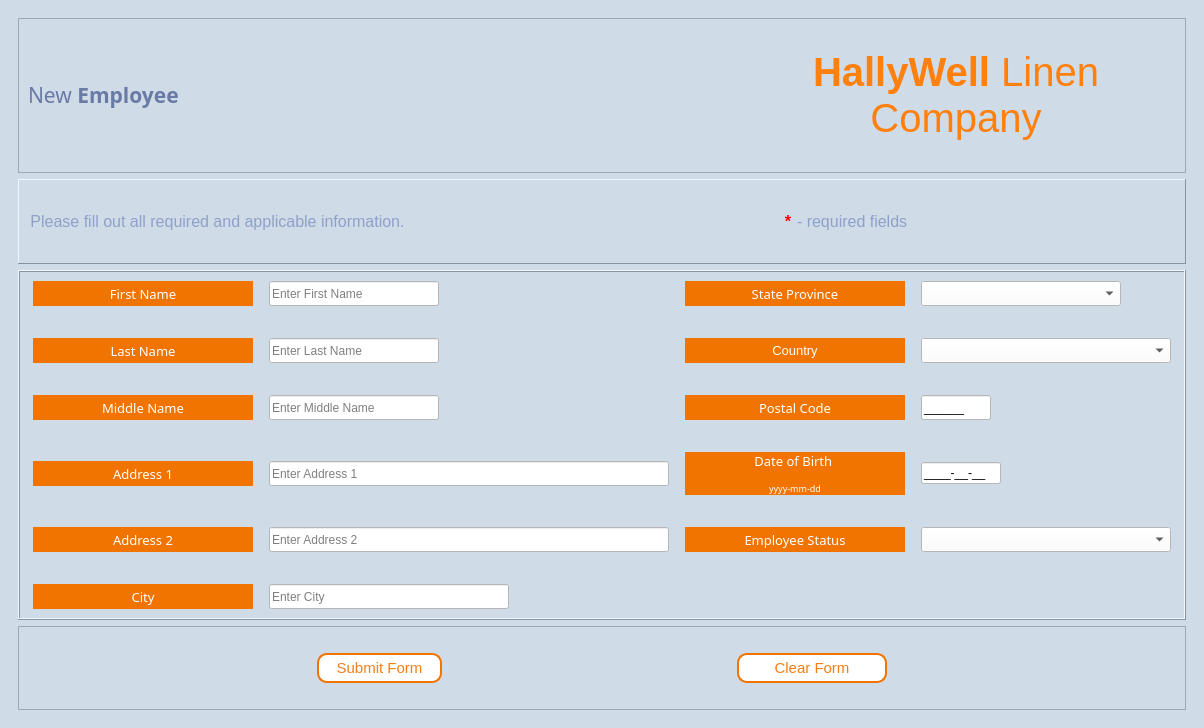
Qt form Hallywell CRMS v1/UI Files/NewEmployeeForm.ui (apduong/CIS-3365) before a commit.
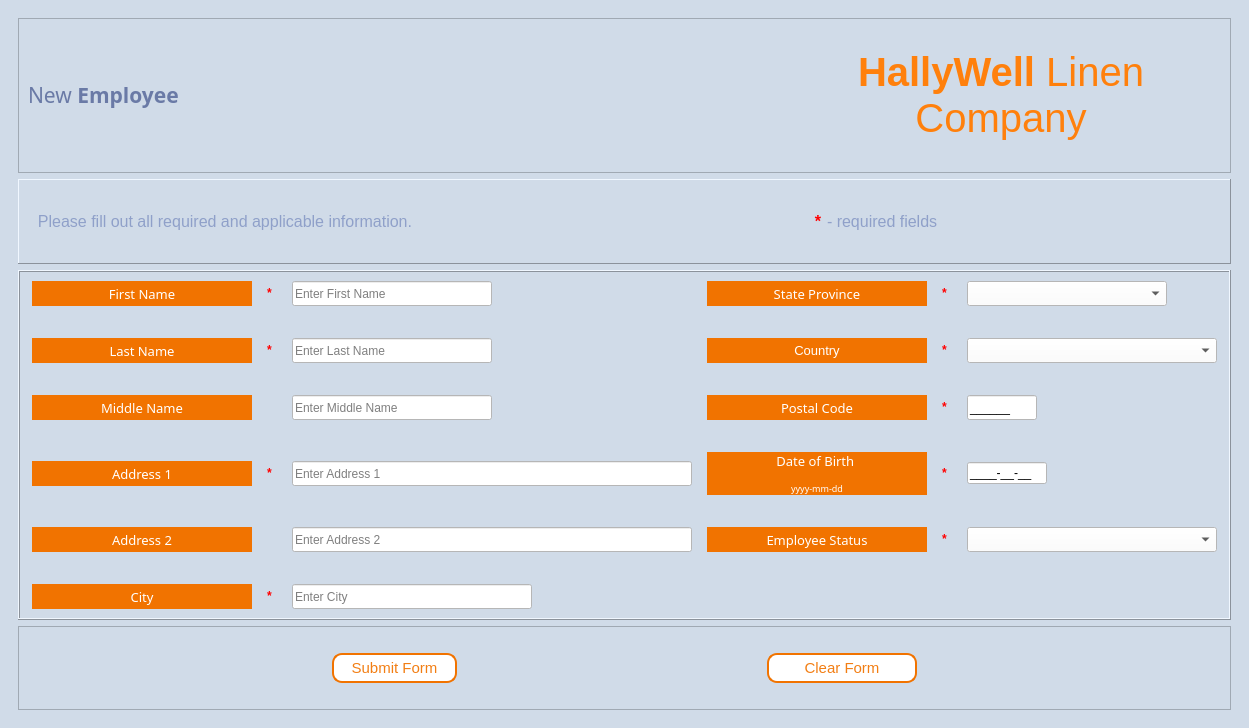
The same form after that commit. Icons and pictures are not drawn.

The edit to the form file:
```diff
--- a/Hallywell CRMS v1/UI Files/NewEmployeeForm.ui
+++ b/Hallywell CRMS v1/UI Files/NewEmployeeForm.ui
@@ -6,7 +6,7 @@
    <rect>
     <x>0</x>
     <y>0</y>
-    <width>1204</width>
+    <width>1249</width>
     <height>728</height>
    </rect>
   </property>
@@ -39,7 +39,7 @@
         <rect>
          <x>0</x>
          <y>0</y>
-         <width>1182</width>
+         <width>1227</width>
          <height>706</height>
         </rect>
        </property>
@@ -217,7 +217,124 @@
            <property name="verticalSpacing">
             <number>32</number>
            </property>
-           <item row="1" column="3">
+           <item row="0" column="3">
+            <widget class="QLabel" name="label_14">
+             <property name="minimumSize">
+              <size>
+               <width>220</width>
+               <height>25</height>
+              </size>
+             </property>
+             <property name="maximumSize">
+              <size>
+               <width>220</width>
+               <height>25</height>
+              </size>
+             </property>
+             <property name="font">
+              <font>
+               <family>Montserrat Medium</family>
+               <pointsize>10</pointsize>
+              </font>
+             </property>
+             <property name="text">
+              <string>State Province</string>
+             </property>
+             <property name="alignment">
+              <set>Qt::AlignCenter</set>
+             </property>
+            </widget>
+           </item>
+           <item row="0" column="5">
+            <widget class="QComboBox" name="comboBox_StateProvince">
+             <property name="minimumSize">
+              <size>
+               <width>200</width>
+               <height>25</height>
+              </size>
+             </property>
+             <property name="maximumSize">
+              <size>
+               <width>200</width>
+               <height>25</height>
+              </size>
+             </property>
+            </widget>
+           </item>
+           <item row="8" column="0">
+            <widget class="QLabel" name="label">
+             <property name="minimumSize">
+              <size>
+               <width>220</width>
+               <height>25</height>
+              </size>
+             </property>
+             <property name="maximumSize">
+              <size>
+               <width>220</width>
+               <height>25</height>
+              </size>
+             </property>
+             <property name="font">
+              <font>
+               <family>Montserrat Medium</family>
+               <pointsize>10</pointsize>
+              </font>
+             </property>
+             <property name="text">
+              <string>City</string>
+             </property>
+             <property name="alignment">
+              <set>Qt::AlignCenter</set>
+             </property>
+            </widget>
+           </item>
+           <item row="8" column="2">
+            <widget class="QLineEdit" name="lineEdit_City">
+             <property name="minimumSize">
+              <size>
+               <width>240</width>
+               <height>25</height>
+              </size>
+             </property>
+             <property name="maximumSize">
+              <size>
+               <width>240</width>
+               <height>25</height>
+              </size>
+             </property>
+             <property name="maxLength">
+              <number>30</number>
+             </property>
+             <property name="placeholderText">
+              <string>Enter City</string>
+             </property>
+            </widget>
+           </item>
+           <item row="0" column="1">
+            <widget class="QLabel" name="label_15">
+             <property name="minimumSize">
+              <size>
+               <width>10</width>
+               <height>20</height>
+              </size>
+             </property>
+             <property name="maximumSize">
+              <size>
+               <width>10</width>
+               <height>20</height>
+              </size>
+             </property>
+             <property name="styleSheet">
+              <string notr="true">background: none; color:red; font-weight: bold; 
+	font: 75 18pt &quot;Arial&quot;;</string>
+             </property>
+             <property name="text">
+              <string>*</string>
+             </property>
+            </widget>
+           </item>
+           <item row="1" column="5">
             <widget class="QComboBox" name="comboBox_Country">
              <property name="minimumSize">
               <size>
@@ -233,7 +350,7 @@
              </property>
             </widget>
            </item>
-           <item row="2" column="2">
+           <item row="2" column="3">
             <widget class="QLabel" name="label_8">
              <property name="minimumSize">
               <size>
@@ -261,7 +378,29 @@
              </property>
             </widget>
            </item>
-           <item row="6" column="2">
+           <item row="2" column="5">
+            <widget class="QLineEdit" name="lineEdit_PostalCode">
+             <property name="minimumSize">
+              <size>
+               <width>70</width>
+               <height>25</height>
+              </size>
+             </property>
+             <property name="maximumSize">
+              <size>
+               <width>70</width>
+               <height>25</height>
+              </size>
+             </property>
+             <property name="inputMask">
+              <string>000000;_</string>
+             </property>
+             <property name="maxLength">
+              <number>6</number>
+             </property>
+            </widget>
+           </item>
+           <item row="6" column="3">
             <widget class="QLabel" name="label_11">
              <property name="minimumSize">
               <size>
@@ -292,7 +431,7 @@
              </property>
             </widget>
            </item>
-           <item row="6" column="3">
+           <item row="6" column="5">
             <widget class="QLineEdit" name="lineEdit_DateOfBirth">
              <property name="maximumSize">
               <size>
@@ -311,105 +450,6 @@
              </property>
             </widget>
            </item>
-           <item row="2" column="3">
-            <widget class="QLineEdit" name="lineEdit_PostalCode">
-             <property name="minimumSize">
-              <size>
-               <width>70</width>
-               <height>25</height>
-              </size>
-             </property>
-             <property name="maximumSize">
-              <size>
-               <width>70</width>
-               <height>25</height>
-              </size>
-             </property>
-             <property name="inputMask">
-              <string>000000;_</string>
-             </property>
-             <property name="maxLength">
-              <number>6</number>
-             </property>
-            </widget>
-           </item>
-           <item row="1" column="2">
-            <widget class="QLabel" name="label_5">
-             <property name="minimumSize">
-              <size>
-               <width>220</width>
-               <height>25</height>
-              </size>
-             </property>
-             <property name="maximumSize">
-              <size>
-               <width>220</width>
-               <height>25</height>
-              </size>
-             </property>
-             <property name="font">
-              <font>
-               <pointsize>10</pointsize>
-              </font>
-             </property>
-             <property name="frameShape">
-              <enum>QFrame::Panel</enum>
-             </property>
-             <property name="frameShadow">
-              <enum>QFrame::Raised</enum>
-             </property>
-             <property name="text">
-              <string>Country</string>
-             </property>
-             <property name="alignment">
-              <set>Qt::AlignCenter</set>
-             </property>
-            </widget>
-           </item>
-           <item row="0" column="1">
-            <widget class="QLineEdit" name="lineEdit_FirstName">
-             <property name="minimumSize">
-              <size>
-               <width>170</width>
-               <height>25</height>
-              </size>
-             </property>
-             <property name="maximumSize">
-              <size>
-               <width>170</width>
-               <height>25</height>
-              </size>
-             </property>
-             <property name="text">
-              <string/>
-             </property>
-             <property name="maxLength">
-              <number>70</number>
-             </property>
-             <property name="alignment">
-              <set>Qt::AlignLeading|Qt::AlignLeft|Qt::AlignVCenter</set>
-             </property>
-             <property name="placeholderText">
-              <string>Enter First Name</string>
-             </property>
-            </widget>
-           </item>
-           <item row="7" column="3">
-            <widget class="QComboBox" name="comboBox_EmployeeStatusID">
-             <property name="minimumSize">
-              <size>
-               <width>170</width>
-               <height>25</height>
-              </size>
-             </property>
-             <property name="maximumSize">
-              <size>
-               <width>900</width>
-               <height>25</height>
-              </size>
-             </property>
-            </widget>
-           </item>
            <item row="0" column="0">
             <widget class="QLabel" name="label_7">
              <property name="minimumSize">
@@ -444,6 +484,83 @@
              </property>
             </widget>
            </item>
+           <item row="7" column="5">
+            <widget class="QComboBox" name="comboBox_EmployeeStatusID">
+             <property name="minimumSize">
+              <size>
+               <width>170</width>
+               <height>25</height>
+              </size>
+             </property>
+             <property name="maximumSize">
+              <size>
+               <width>900</width>
+               <height>25</height>
+              </size>
+             </property>
+            </widget>
+           </item>
+           <item row="0" column="2">
+            <widget class="QLineEdit" name="lineEdit_FirstName">
+             <property name="minimumSize">
+              <size>
+               <width>200</width>
+               <height>25</height>
+              </size>
+             </property>
+             <property name="maximumSize">
+              <size>
+               <width>200</width>
+               <height>25</height>
+              </size>
+             </property>
+             <property name="text">
+              <string/>
+             </property>
+             <property name="maxLength">
+              <number>25</number>
+             </property>
+             <property name="alignment">
+              <set>Qt::AlignLeading|Qt::AlignLeft|Qt::AlignVCenter</set>
+             </property>
+             <property name="placeholderText">
+              <string>Enter First Name</string>
+             </property>
+            </widget>
+           </item>
+           <item row="1" column="3">
+            <widget class="QLabel" name="label_5">
+             <property name="minimumSize">
+              <size>
+               <width>220</width>
+               <height>25</height>
+              </size>
+             </property>
+             <property name="maximumSize">
+              <size>
+               <width>220</width>
+               <height>25</height>
+              </size>
+             </property>
+             <property name="font">
+              <font>
+               <pointsize>10</pointsize>
+              </font>
+             </property>
+             <property name="frameShape">
+              <enum>QFrame::Panel</enum>
+             </property>
+             <property name="frameShadow">
+              <enum>QFrame::Raised</enum>
+             </property>
+             <property name="text">
+              <string>Country</string>
+             </property>
+             <property name="alignment">
+              <set>Qt::AlignCenter</set>
+             </property>
+            </widget>
+           </item>
            <item row="2" column="0">
             <widget class="QLabel" name="label_9">
              <property name="minimumSize">
@@ -478,6 +595,28 @@
              </property>
             </widget>
            </item>
+           <item row="2" column="2">
+            <widget class="QLineEdit" name="lineEdit_MiddleName">
+             <property name="minimumSize">
+              <size>
+               <width>200</width>
+               <height>25</height>
+              </size>
+             </property>
+             <property name="maximumSize">
+              <size>
+               <width>200</width>
+               <height>25</height>
+              </size>
+             </property>
+             <property name="maxLength">
+              <number>25</number>
+             </property>
+             <property name="placeholderText">
+              <string>Enter Middle Name</string>
+             </property>
+            </widget>
+           </item>
            <item row="6" column="0">
             <widget class="QLabel" name="label_10">
              <property name="minimumSize">
@@ -512,28 +651,6 @@
              </property>
             </widget>
            </item>
-           <item row="2" column="1">
-            <widget class="QLineEdit" name="lineEdit_MiddleName">
-             <property name="minimumSize">
-              <size>
-               <width>170</width>
-               <height>25</height>
-              </size>
-             </property>
-             <property name="maximumSize">
-              <size>
-               <width>170</width>
-               <height>25</height>
-              </size>
-             </property>
-             <property name="maxLength">
-              <number>70</number>
-             </property>
-             <property name="placeholderText">
-              <string>Enter Middle Name</string>
-             </property>
-            </widget>
-           </item>
            <item row="1" column="0">
             <widget class="QLabel" name="label_6">
              <property name="minimumSize">
@@ -568,29 +685,7 @@
              </property>
             </widget>
            </item>
-           <item row="1" column="1">
-            <widget class="QLineEdit" name="lineEdit_LastName">
-             <property name="minimumSize">
-              <size>
-               <width>170</width>
-               <height>25</height>
-              </size>
-             </property>
-             <property name="maximumSize">
-              <size>
-               <width>170</width>
-               <height>25</height>
-              </size>
-             </property>
-             <property name="maxLength">
-              <number>70</number>
-             </property>
-             <property name="placeholderText">
-              <string>Enter Last Name</string>
-             </property>
-            </widget>
-           </item>
-           <item row="6" column="1">
+           <item row="6" column="2">
             <widget class="QLineEdit" name="lineEdit_Address1">
              <property name="minimumSize">
               <size>
@@ -612,31 +707,47 @@
              </property>
             </widget>
            </item>
+           <item row="1" column="2">
+            <widget class="QLineEdit" name="lineEdit_LastName">
+             <property name="minimumSize">
+              <size>
+               <width>200</width>
+               <height>25</height>
+              </size>
+             </property>
+             <property name="maximumSize">
+              <size>
+               <width>200</width>
+               <height>25</height>
+              </size>
+             </property>
+             <property name="maxLength">
+              <number>25</number>
+             </property>
+             <property name="placeholderText">
+              <string>Enter Last Name</string>
+             </property>
+            </widget>
+           </item>
            <item row="7" column="2">
-            <widget class="QLabel" name="label_12">
+            <widget class="QLineEdit" name="lineEdit_Address2">
              <property name="minimumSize">
               <size>
-               <width>220</width>
+               <width>400</width>
                <height>25</height>
               </size>
              </property>
              <property name="maximumSize">
               <size>
-               <width>220</width>
+               <width>400</width>
                <height>25</height>
               </size>
              </property>
-             <property name="font">
-              <font>
-               <family>Montserrat Medium</family>
-               <pointsize>10</pointsize>
-              </font>
+             <property name="maxLength">
+              <number>150</number>
              </property>
-             <property name="text">
-              <string>Employee Status</string>
-             </property>
-             <property name="alignment">
-              <set>Qt::AlignCenter</set>
+             <property name="placeholderText">
+              <string>Enter Address 2</string>
              </property>
             </widget>
            </item>
@@ -668,119 +779,215 @@
              </property>
             </widget>
            </item>
-           <item row="7" column="1">
-            <widget class="QLineEdit" name="lineEdit_Address2">
+           <item row="7" column="3">
+            <widget class="QLabel" name="label_12">
              <property name="minimumSize">
               <size>
-               <width>400</width>
+               <width>220</width>
                <height>25</height>
               </size>
              </property>
              <property name="maximumSize">
               <size>
-               <width>400</width>
+               <width>220</width>
                <height>25</height>
               </size>
              </property>
-             <property name="maxLength">
-              <number>150</number>
+             <property name="font">
+              <font>
+               <family>Montserrat Medium</family>
+               <pointsize>10</pointsize>
+              </font>
              </property>
-             <property name="placeholderText">
-              <string>Enter Address 2</string>
+             <property name="text">
+              <string>Employee Status</string>
              </property>
+             <property name="alignment">
+              <set>Qt::AlignCenter</set>
+             </property>
             </widget>
            </item>
-           <item row="0" column="2">
-            <widget class="QLabel" name="label_14">
+           <item row="0" column="4">
+            <widget class="QLabel" name="label_16">
              <property name="minimumSize">
               <size>
-               <width>220</width>
-               <height>25</height>
+               <width>10</width>
+               <height>20</height>
               </size>
              </property>
              <property name="maximumSize">
               <size>
-               <width>220</width>
-               <height>25</height>
+               <width>10</width>
+               <height>20</height>
               </size>
              </property>
-             <property name="font">
-              <font>
-               <family>Montserrat Medium</family>
-               <pointsize>10</pointsize>
-              </font>
+             <property name="styleSheet">
+              <string notr="true">background: none; color:red; font-weight: bold; 
+	font: 75 18pt &quot;Arial&quot;;</string>
              </property>
              <property name="text">
-              <string>State Province</string>
+              <string>*</string>
              </property>
-             <property name="alignment">
-              <set>Qt::AlignCenter</set>
-             </property>
             </widget>
            </item>
-           <item row="0" column="3">
-            <widget class="QComboBox" name="comboBox_StateProvince">
+           <item row="1" column="1">
+            <widget class="QLabel" name="label_17">
              <property name="minimumSize">
               <size>
-               <width>200</width>
-               <height>25</height>
+               <width>10</width>
+               <height>20</height>
               </size>
              </property>
              <property name="maximumSize">
               <size>
-               <width>200</width>
-               <height>25</height>
+               <width>10</width>
+               <height>20</height>
               </size>
              </property>
+             <property name="styleSheet">
+              <string notr="true">background: none; color:red; font-weight: bold; 
+	font: 75 18pt &quot;Arial&quot;;</string>
+             </property>
+             <property name="text">
+              <string>*</string>
+             </property>
             </widget>
            </item>
-           <item row="8" column="0">
-            <widget class="QLabel" name="label">
+           <item row="6" column="1">
+            <widget class="QLabel" name="label_19">
              <property name="minimumSize">
               <size>
-               <width>220</width>
-               <height>25</height>
+               <width>10</width>
+               <height>20</height>
               </size>
              </property>
              <property name="maximumSize">
               <size>
-               <width>220</width>
-               <height>25</height>
+               <width>10</width>
+               <height>20</height>
               </size>
              </property>
-             <property name="font">
-              <font>
-               <family>Montserrat Medium</family>
-               <pointsize>10</pointsize>
-              </font>
+             <property name="styleSheet">
+              <string notr="true">background: none; color:red; font-weight: bold; 
+	font: 75 18pt &quot;Arial&quot;;</string>
              </property>
              <property name="text">
-              <string>City</string>
-             </property>
-             <property name="alignment">
-              <set>Qt::AlignCenter</set>
+              <string>*</string>
              </property>
             </widget>
            </item>
            <item row="8" column="1">
-            <widget class="QLineEdit" name="lineEdit_City">
+            <widget class="QLabel" name="label_21">
              <property name="minimumSize">
               <size>
-               <width>240</width>
-               <height>25</height>
+               <width>10</width>
+               <height>20</height>
               </size>
              </property>
              <property name="maximumSize">
               <size>
-               <width>240</width>
-               <height>25</height>
+               <width>10</width>
+               <height>20</height>
               </size>
              </property>
-             <property name="maxLength">
-              <number>200</number>
+             <property name="styleSheet">
+              <string notr="true">background: none; color:red; font-weight: bold; 
+	font: 75 18pt &quot;Arial&quot;;</string>
              </property>
-             <property name="placeholderText">
-              <string>Enter City</string>
+             <property name="text">
+              <string>*</string>
+             </property>
+            </widget>
+           </item>
+           <item row="1" column="4">
+            <widget class="QLabel" name="label_18">
+             <property name="minimumSize">
+              <size>
+               <width>10</width>
+               <height>20</height>
+              </size>
+             </property>
+             <property name="maximumSize">
+              <size>
+               <width>10</width>
+               <height>20</height>
+              </size>
+             </property>
+             <property name="styleSheet">
+              <string notr="true">background: none; color:red; font-weight: bold; 
+	font: 75 18pt &quot;Arial&quot;;</string>
+             </property>
+             <property name="text">
+              <string>*</string>
+             </property>
+            </widget>
+           </item>
+           <item row="2" column="4">
+            <widget class="QLabel" name="label_20">
+             <property name="minimumSize">
+              <size>
+               <width>10</width>
+               <height>20</height>
+              </size>
+             </property>
+             <property name="maximumSize">
+              <size>
+               <width>10</width>
+               <height>20</height>
+              </size>
+             </property>
+             <property name="styleSheet">
+              <string notr="true">background: none; color:red; font-weight: bold; 
+	font: 75 18pt &quot;Arial&quot;;</string>
+             </property>
+             <property name="text">
+              <string>*</string>
+             </property>
+            </widget>
+           </item>
+           <item row="6" column="4">
+            <widget class="QLabel" name="label_22">
+             <property name="minimumSize">
+              <size>
+               <width>10</width>
+               <height>20</height>
+              </size>
+             </property>
+             <property name="maximumSize">
+              <size>
+               <width>10</width>
+               <height>20</height>
+              </size>
+             </property>
+             <property name="styleSheet">
+              <string notr="true">background: none; color:red; font-weight: bold; 
+	font: 75 18pt &quot;Arial&quot;;</string>
+             </property>
+             <property name="text">
+              <string>*</string>
+             </property>
+            </widget>
+           </item>
+           <item row="7" column="4">
+            <widget class="QLabel" name="label_23">
+             <property name="minimumSize">
+              <size>
+               <width>10</width>
+               <height>20</height>
+              </size>
+             </property>
+             <property name="maximumSize">
+              <size>
+               <width>10</width>
+               <height>20</height>
+              </size>
+             </property>
+             <property name="styleSheet">
+              <string notr="true">background: none; color:red; font-weight: bold; 
+	font: 75 18pt &quot;Arial&quot;;</string>
+             </property>
+             <property name="text">
+              <string>*</string>
              </property>
             </widget>
            </item>
```
Left out of the diff: 6 changed lines with no effect on the pictures.
